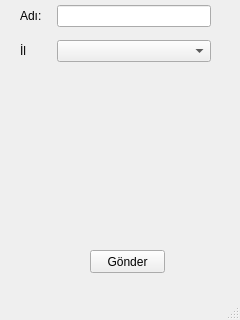
Qt form veri1.ui (vektorelpython15/Python15Desktop) before a commit.
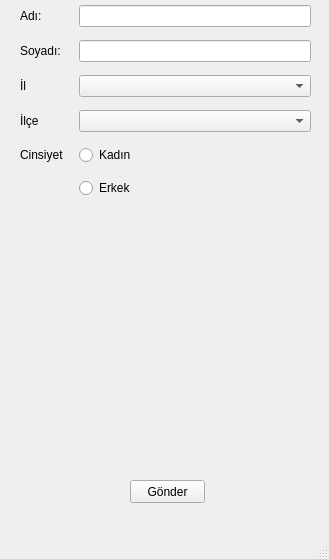
The same form after that commit.

```diff
--- a/veri1.ui
+++ b/veri1.ui
@@ -6,8 +6,8 @@
    <rect>
     <x>0</x>
     <y>0</y>
-    <width>240</width>
-    <height>320</height>
+    <width>329</width>
+    <height>559</height>
    </rect>
   </property>
   <property name="windowTitle">
@@ -19,8 +19,8 @@
      <rect>
       <x>10</x>
       <y>0</y>
-      <width>211</width>
-      <height>241</height>
+      <width>311</width>
+      <height>231</height>
      </rect>
     </property>
     <layout class="QFormLayout" name="formLayout">
@@ -58,23 +58,64 @@
      <item row="1" column="1">
       <widget class="QLineEdit" name="txtAd"/>
      </item>
-     <item row="2" column="1">
-      <widget class="QComboBox" name="cmbIl"/>
-     </item>
      <item row="2" column="0">
+      <widget class="QLabel" name="label_4">
+       <property name="text">
+        <string>Soyadı:</string>
+       </property>
+      </widget>
+     </item>
+     <item row="2" column="1">
+      <widget class="QLineEdit" name="txtSoyad"/>
+     </item>
+     <item row="3" column="0">
       <widget class="QLabel" name="label_2">
        <property name="text">
         <string>İl</string>
        </property>
       </widget>
      </item>
+     <item row="3" column="1">
+      <widget class="QComboBox" name="cmbIl"/>
+     </item>
+     <item row="4" column="0">
+      <widget class="QLabel" name="label_3">
+       <property name="text">
+        <string>İlçe</string>
+       </property>
+      </widget>
+     </item>
+     <item row="4" column="1">
+      <widget class="QComboBox" name="cmbIlce"/>
+     </item>
+     <item row="5" column="1">
+      <widget class="QRadioButton" name="rdbKadin">
+       <property name="text">
+        <string>Kadın</string>
+       </property>
+      </widget>
+     </item>
+     <item row="6" column="1">
+      <widget class="QRadioButton" name="rdbErkek">
+       <property name="text">
+        <string>Erkek</string>
+       </property>
+      </widget>
+     </item>
+     <item row="5" column="0">
+      <widget class="QLabel" name="label_5">
+       <property name="text">
+        <string>Cinsiyet</string>
+       </property>
+      </widget>
+     </item>
     </layout>
    </widget>
    <widget class="QPushButton" name="btGonder">
     <property name="geometry">
      <rect>
-      <x>90</x>
-      <y>250</y>
+      <x>130</x>
+      <y>480</y>
       <width>75</width>
       <height>23</height>
      </rect>
@@ -96,6 +137,17 @@
      <string/>
     </property>
    </widget>
+   <widget class="QWidget" name="verticalLayoutWidget">
+    <property name="geometry">
+     <rect>
+      <x>10</x>
+      <y>250</y>
+      <width>311</width>
+      <height>221</height>
+     </rect>
+    </property>
+    <layout class="QVBoxLayout" name="verticalLayout"/>
+   </widget>
   </widget>
   <widget class="QMenuBar" name="menubar">
    <property name="geometry">
```
Left out of the diff: 2 changed lines with no effect on the pictures.
